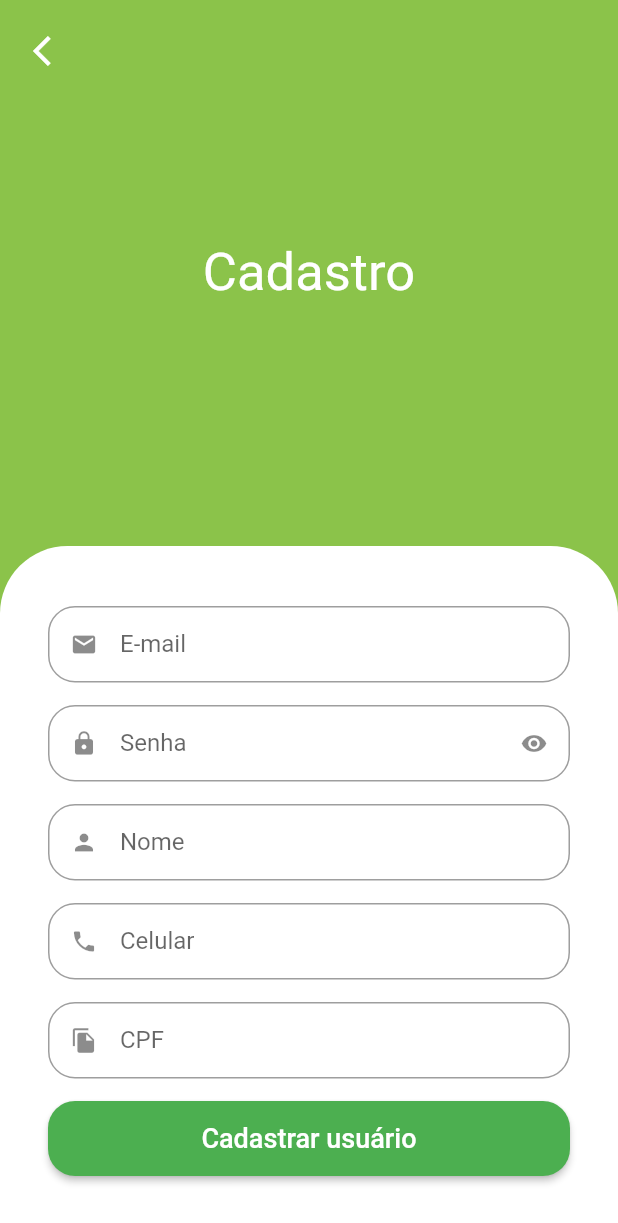
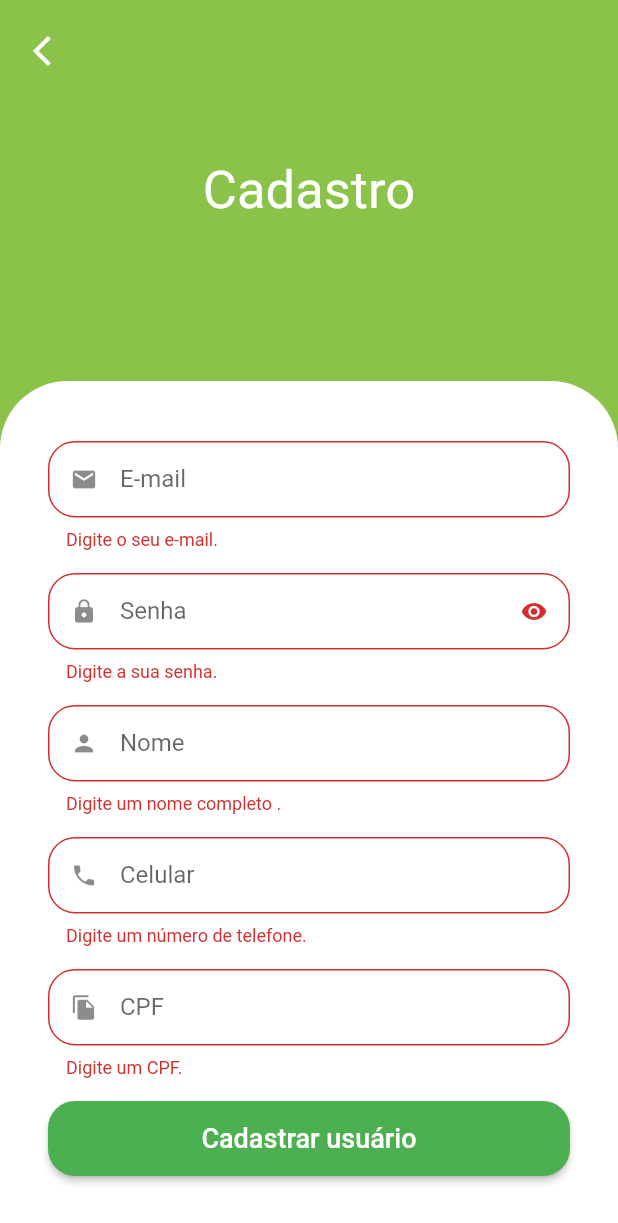
Before and after one commit to estevaosoaresxd/greengrocer, a Flutter app: the SignUpScreen screen opened by its route, after a tap on "Cadastrar usuário", on a phone screen of 412 x 824 dp. Shown: the top 1223 px of the screen. Run offline on Flutter 3.47's test engine with Material 2 defaults, Android fonts, the phone set to English and light mode, and no system bars; our stand-ins replace animated_text_kit, badges, dio, flutter_secure_storage, fluttertoast, freezed_annotation and 4 more; missing offline and left inert: add_to_cart_animation; accounts and stored records are empty.

Commit message:
changes: many changes

```diff
--- a/lib/main.dart
+++ b/lib/main.dart
@@ -8,6 +8,8 @@ import 'package:greengrocer/src/pages/auth/controller/auth_controlller.dart';
 import 'package:greengrocer/src/routes/app_routes.dart';
 
 void main() {
+  WidgetsFlutterBinding.ensureInitialized();
+
   Get.put(AuthController());
 
   runApp(const MyApp());
--- a/lib/src/config/app_data.dart
+++ b/lib/src/config/app_data.dart
@@ -76,11 +76,13 @@ List<CartItemModel> cartItems = [
 ];
 
 UserModel user = UserModel(
-  cpf: '50503799890',
-  email: 'estevaosoares147@gmail.com',
-  name: 'Estevão Soares',
-  password: 'estevao',
-  phone: '18996724775',
+  cpf: '',
+  email: '',
+  fullname: '',
+  password: '',
+  phone: '',
+  id: '',
+  token: '',
 );
 
 List<OrderModel> orders = [
--- /dev/null
+++ b/lib/src/constants/keys.dart
@@ -0,0 +1,3 @@
+abstract class StorageKeys {
+  static const String token = 'token';
+}
--- a/lib/src/models/user_model.dart
+++ b/lib/src/models/user_model.dart
@@ -1,15 +1,29 @@
+import 'package:json_annotation/json_annotation.dart';
+
+part 'user_model.g.dart';
+
+@JsonSerializable()
 class UserModel {
-  String name;
-  String cpf;
-  String email;
-  String phone;
-  String password;
+  String? fullname;
+  String? cpf;
+  String? email;
+  String? phone;
+  String? password;
+  String? id;
+  String? token;
 
   UserModel({
-    required this.name,
-    required this.cpf,
-    required this.email,
-    required this.phone,
-    required this.password,
+    this.fullname,
+    this.cpf,
+    this.email,
+    this.phone,
+    this.password,
+    this.id,
+    this.token,
   });
+
+  factory UserModel.fromJson(Map<String, dynamic> json) =>
+      _$UserModelFromJson(json);
+
+  Map<String, dynamic> toJson() => _$UserModelToJson(this);
 }
--- /dev/null
+++ b/lib/src/pages/auth/repository/auth_errors.dart
@@ -0,0 +1,21 @@
+String authErrorsString(String? code) {
+  switch (code) {
+    case 'INVALID_CREDENTIALS':
+      return "Email e/ou senha inválidos.";
+
+    case 'Invalid session token':
+      return "Token inválido. \nSessão Expirada.";
+
+    case 'INVALID_FULLNAME':
+      return "Ocorreu um erro ao cadastra usuário: Nome inválido";
+
+    case 'INVALID_PHONE':
+      return "Ocorreu um erro ao cadastra usuário: Telefone inválido";
+
+    case 'INVALID_CPF':
+      return "Ocorreu um erro ao cadastra usuário: CPF inválido";
+
+    default:
+      return "Um erro indefinido ocorreu.";
+  }
+}
--- /dev/null
+++ b/lib/src/pages/auth/result/auth_result.dart
@@ -0,0 +1,10 @@
+import 'package:freezed_annotation/freezed_annotation.dart';
+import 'package:greengrocer/src/models/user_model.dart';
+
+part 'auth_result.freezed.dart';
+
+@freezed
+class AuthResult with _$AuthResult {
+  factory AuthResult.success(UserModel user) = Success;
+  factory AuthResult.error(String message) = Error;
+}
--- a/lib/src/pages/auth/sign_up_screen.dart
+++ /dev/null
@@ -1,134 +0,0 @@
-import 'package:flutter/material.dart';
-
-// WIDGET
-import 'package:greengrocer/src/pages/widgets/custom_text_field.dart';
-
-// THEME
-import 'package:greengrocer/src/config/custom_colors.dart';
-
-// PACKAGE
-import 'package:mask_text_input_formatter/mask_text_input_formatter.dart';
-
-class SignUpScreen extends StatefulWidget {
-  const SignUpScreen({Key? key}) : super(key: key);
-
-  @override
-  State<SignUpScreen> createState() => _SignUpScreenState();
-}
-
-class _SignUpScreenState extends State<SignUpScreen> {
-  final cpfFormatter = MaskTextInputFormatter(
-    mask: '###.###.###-##',
-    filter: {
-      "#": RegExp(r'[0-9]'),
-    },
-  );
-  final phoneFormatter = MaskTextInputFormatter(
-    mask: '## # ####-####',
-    filter: {
-      "#": RegExp(r'[0-9]'),
-    },
-  );
-
-  @override
-  Widget build(BuildContext context) {
-    return Scaffold(
-      backgroundColor: CustomColors.customSwatchColors,
-      body: SingleChildScrollView(
-        reverse: true,
-        child: SizedBox(
-          height: MediaQuery.of(context).size.height,
-          width: MediaQuery.of(context).size.width,
-          child: Stack(
-            children: [
-              Column(
-                mainAxisAlignment: MainAxisAlignment.center,
-                children: [
-                  const Expanded(
-                    child: Center(
-                      child: Text(
-                        "Cadastro",
-                        style: TextStyle(color: Colors.white, fontSize: 35),
-                      ),
-                    ),
-                  ),
-                  Container(
-                    padding: const EdgeInsets.symmetric(
-                        horizontal: 32, vertical: 40),
-                    decoration: const BoxDecoration(
-                      color: Colors.white,
-                      borderRadius: BorderRadius.vertical(
-                        top: Radius.circular(45),
-                      ),
-                    ),
-                    child: Column(
-                      crossAxisAlignment: CrossAxisAlignment.stretch,
-                      children: [
-                        // Form
-                        const CustomTextField(
-                          icon: Icons.email,
-                          labelText: 'E-mail',
-                        ),
-                        const CustomTextField(
-                          icon: Icons.lock,
-                          labelText: 'Senha',
-                          isSecret: true,
-                        ),
-                        const CustomTextField(
-                          icon: Icons.person,
-                          labelText: 'Nome',
-                        ),
-                        CustomTextField(
-                          icon: Icons.phone,
-                          labelText: 'Celular',
-                          inputFormatters: [phoneFormatter],
-                        ),
-                        CustomTextField(
-                          icon: Icons.file_copy,
-                          labelText: 'CPF',
-                          inputFormatters: [cpfFormatter],
-                        ),
-
-                        //  Tegister Button
-                        SizedBox(
-                          height: 50,
-                          child: ElevatedButton(
-                            style: ElevatedButton.styleFrom(
-                              shape: RoundedRectangleBorder(
-                                borderRadius: BorderRadius.circular(18),
-                              ),
-                            ),
-                            onPressed: () {},
-                            child: const Text(
-                              "Cadastrar usuário",
-                              style: TextStyle(fontSize: 18),
-                            ),
-                          ),
-                        ),
-                      ],
-                    ),
-                  ),
-                ],
-              ),
-              Positioned(
-                left: 10,
-                top: 10,
-                child: SafeArea(
-                  child: IconButton(
-                    onPressed: () {
-                      Navigator.pop(context);
-                    },
-                    icon: const Icon(
-                      Icons.arrow_back_ios,
-                      color: Colors.white,
-                    ),
-                  ),
-                ),
-              )
-            ],
-          ),
-        ),
-      ),
-    );
-  }
-}
--- /dev/null
+++ b/lib/src/pages/auth/view/sign_up_screen.dart
@@ -0,0 +1,184 @@
+import 'package:flutter/material.dart';
+import 'package:get/get.dart';
+import 'package:greengrocer/src/pages/auth/controller/auth_controlller.dart';
+
+// WIDGET
+import 'package:greengrocer/src/pages/widgets/custom_text_field.dart';
+
+// THEME
+import 'package:greengrocer/src/config/custom_colors.dart';
+import 'package:greengrocer/src/services/validators.dart';
+
+// PACKAGE
+import 'package:mask_text_input_formatter/mask_text_input_formatter.dart';
+
+class SignUpScreen extends StatefulWidget {
+  const SignUpScreen({Key? key}) : super(key: key);
+
+  @override
+  State<SignUpScreen> createState() => _SignUpScreenState();
+}
+
+class _SignUpScreenState extends State<SignUpScreen> {
+  final cpfFormatter = MaskTextInputFormatter(
+    mask: '###.###.###-##',
+    filter: {
+      "#": RegExp(r'[0-9]'),
+    },
+  );
+
+  final phoneFormatter = MaskTextInputFormatter(
+    mask: '## # ####-####',
+    filter: {
+      "#": RegExp(r'[0-9]'),
+    },
+  );
+
+  final GlobalKey<FormState> _formKey = GlobalKey<FormState>();
+  final authController = Get.find<AuthController>();
+
+  @override
+  Widget build(BuildContext context) {
+    return Scaffold(
+      backgroundColor: CustomColors.customSwatchColors,
+      body: SingleChildScrollView(
+        reverse: true,
+        child: SizedBox(
+          height: MediaQuery.of(context).size.height,
+          width: MediaQuery.of(context).size.width,
+          child: Stack(
+            children: [
+              Column(
+                mainAxisAlignment: MainAxisAlignment.center,
+                children: [
+                  const Expanded(
+                    child: Center(
+                      child: Text(
+                        "Cadastro",
+                        style: TextStyle(color: Colors.white, fontSize: 35),
+                      ),
+                    ),
+                  ),
+                  Container(
+                    padding: const EdgeInsets.symmetric(
+                        horizontal: 32, vertical: 40),
+                    decoration: const BoxDecoration(
+                      color: Colors.white,
+                      borderRadius: BorderRadius.vertical(
+                        top: Radius.circular(45),
+                      ),
+                    ),
+                    child: Form(
+                      key: _formKey,
+                      child: Column(
+                        crossAxisAlignment: CrossAxisAlignment.stretch,
+                        children: [
+                          // Form
+                          CustomTextField(
+                            icon: Icons.email,
+                            labelText: 'E-mail',
+                            inputType: TextInputType.emailAddress,
+                            validator: emailValidator,
+                            onSaved: (value) {
+                              authController.user.email = value;
+                            },
+                          ),
+                          CustomTextField(
+                            icon: Icons.lock,
+                            labelText: 'Senha',
+                            isSecret: true,
+                            validator: passwordValidator,
+                            onSaved: (value) {
+                              authController.user.password = value;
+                            },
+                          ),
+                          CustomTextField(
+                            icon: Icons.person,
+                            labelText: 'Nome',
+                            validator: nameValidator,
+                            onSaved: (value) {
+                              authController.user.fullname = value;
+                            },
+                          ),
+                          CustomTextField(
+                            icon: Icons.phone,
+                            labelText: 'Celular',
+                            inputFormatters: [phoneFormatter],
+                            inputType: TextInputType.phone,
+                            validator: phoneValidator,
+                            onSaved: (value) {
+                              authController.user.phone = value;
+                            },
+                          ),
+                          CustomTextField(
+                            icon: Icons.file_copy,
+                            labelText: 'CPF',
+                            inputFormatters: [cpfFormatter],
+                            inputType: TextInputType.number,
+                            validator: cpfValidator,
+                            onSaved: (value) {
+                              authController.user.cpf = value;
+                            },
+                          ),
+
+                          //  Tegister Button
+                          Obx(
+                            () {
+                              return SizedBox(
+                                height: 50,
+                                child: ElevatedButton(
+                                  style: ElevatedButton.styleFrom(
+                                    shape: RoundedRectangleBorder(
+                                      borderRadius: BorderRadius.circular(18),
+                                    ),
+                                  ),
+                                  onPressed: authController.isLoading.value
+                                      ? null
+                                      : () async {
+                                          FocusScope.of(context).unfocus();
+                                          if (_formKey.currentState!
+                                              .validate()) {
+                                            _formKey.currentState!.save();
+                                            await authController.signUp();
+                                          }
+                                        },
+                                  child: authController.isLoading.value
+                                      ? const CircularProgressIndicator(
+                                          color: Colors.white,
+                                        )
+                                      : const Text(
+                                          "Cadastrar usuário",
+                                          style: TextStyle(fontSize: 18),
+                                        ),
+                                ),
+                              );
+                            },
+                          ),
+                        ],
+                      ),
+                    ),
+                  ),
+                ],
+              ),
+              Positioned(
+                left: 10,
+                top: 10,
+                child: SafeArea(
+                  child: IconButton(
+                    onPressed: () {
+                      Navigator.pop(context);
+                    },
+                    icon: const Icon(
+                      Icons.arrow_back_ios,
+                      color: Colors.white,
+                    ),
+                  ),
+                ),
+              )
+            ],
+          ),
+        ),
+      ),
+    );
+  }
+}
--- a/lib/src/pages/profile/profile_tab.dart
+++ b/lib/src/pages/profile/profile_tab.dart
@@ -37,7 +37,7 @@ class _ProfileTabState extends State<ProfileTab> {
           CustomTextField(
             icon: Icons.person,
             labelText: "Nome",
-            initialValue: user.name,
+            initialValue: user.fullname,
             readOnly: true,
           ),
           // PHONE
--- a/lib/src/pages/widgets/custom_text_field.dart
+++ b/lib/src/pages/widgets/custom_text_field.dart
@@ -10,6 +10,8 @@ class CustomTextField extends StatefulWidget {
   final bool readOnly;
   final String? Function(String?)? validator;
   final TextEditingController? controller;
+  final TextInputType? inputType;
+  final Function(String?)? onSaved;
 
   const CustomTextField({
     Key? key,
@@ -21,6 +23,8 @@ class CustomTextField extends StatefulWidget {
     this.readOnly = false,
     this.validator,
     this.controller,
+    this.inputType,
+    this.onSaved,
   }) : super(key: key);
 
   @override
@@ -48,6 +52,8 @@ class _CustomTextFieldState extends State<CustomTextField> {
         initialValue: widget.initialValue,
         controller: widget.controller,
         validator: widget.validator,
+        keyboardType: widget.inputType,
+        onSaved: widget.onSaved,
         decoration: InputDecoration(
           prefixIcon: Icon(widget.icon),
           suffixIcon: widget.isSecret
--- a/lib/src/routes/app_routes.dart
+++ b/lib/src/routes/app_routes.dart
@@ -1,6 +1,6 @@
 import 'package:get/get.dart';
-import 'package:greengrocer/src/pages/auth/sign_in_screen.dart';
-import 'package:greengrocer/src/pages/auth/sign_up_screen.dart';
+import 'package:greengrocer/src/pages/auth/view/sign_in_screen.dart';
+import 'package:greengrocer/src/pages/auth/view/sign_up_screen.dart';
 import 'package:greengrocer/src/pages/base/base_screen.dart';
 import 'package:greengrocer/src/pages/splash/splash_screen.dart';
 
--- /dev/null
+++ b/lib/src/services/validators.dart
@@ -0,0 +1,63 @@
+import 'package:get/get.dart';
+
+String? emailValidator(String? email) {
+  if (email == null || email.isEmpty) {
+    return "Digite o seu e-mail.";
+  }
+
+  if (!email.isEmail) {
+    return "Digite um email válido.";
+  }
+
+  return null;
+}
+
+String? passwordValidator(String? password) {
+  if (password == null || password.isEmpty) {
+    return "Digite a sua senha.";
+  }
+
+  if (password.length < 7) {
+    return "Digite uma senha com pelo menos 7 caracteres";
+  }
+
+  return null;
+}
+
+String? nameValidator(String? name) {
+  if (name == null || name.isEmpty) {
+    return "Digite um nome completo .";
+  }
+
+  final names = name.split(" ");
+
+  if (names.length == 1) {
+    return "Digite seu nome completo.";
+  }
+
+  return null;
+}
+
+String? phoneValidator(String? phone) {
+  if (phone == null || phone.isEmpty) {
+    return "Digite um número de telefone.";
+  }
+
+  if (phone.length < 14 || !phone.isPhoneNumber) {
+    return "Digite um número de telefone válido.";
+  }
+
+  return null;
+}
+
+String? cpfValidator(String? cpf) {
+  if (cpf == null || cpf.isEmpty) {
+    return "Digite um CPF.";
+  }
+
+  if (!cpf.isCpf) {
+    return "Digite um CPF válido.";
+  }
+
+  return null;
+}
--- a/pubspec.yaml
+++ b/pubspec.yaml
@@ -26,12 +26,18 @@ dependencies:
   shimmer: ^2.0.0
   get: ^4.6.5
   dio: ^4.0.6
+  json_annotation: ^4.7.0
+  build_runner: ^2.3.0
+  freezed: ^2.1.1
+  freezed_annotation: ^2.1.0
+  flutter_secure_storage: ^6.0.0
 
 dev_dependencies:
   flutter_test:
     sdk: flutter
 
   flutter_lints: ^2.0.0
+  json_serializable: ^6.5.1
 
 flutter:
   uses-material-design: true
```
Also changed, not shown: lib/src/constants/endpoints.dart (added, +7 -0 lines), lib/src/pages/auth/controller/auth_controlller.dart (+82 -1 lines), lib/src/pages/auth/repository/auth_repository.dart (added, +61 -0 lines), lib/src/pages/auth/view/sign_in_screen.dart (renamed from lib/src/pages/auth/sign_in_screen.dart, +5 -24 lines), lib/src/pages/splash/splash_screen.dart (+1 -21 lines), lib/src/services/utils_services.dart (+19 -0 lines), lib/src/models/user_model.g.dart (added), lib/src/pages/auth/result/auth_result.freezed.dart (added), pubspec.lock, 6 other files.
